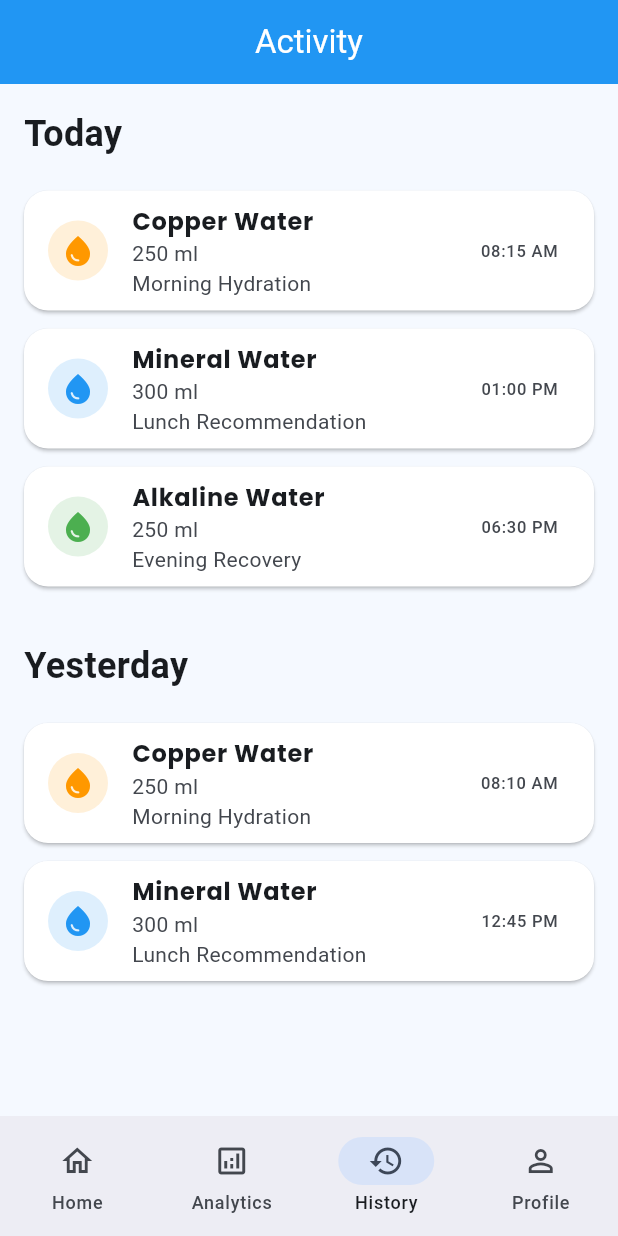
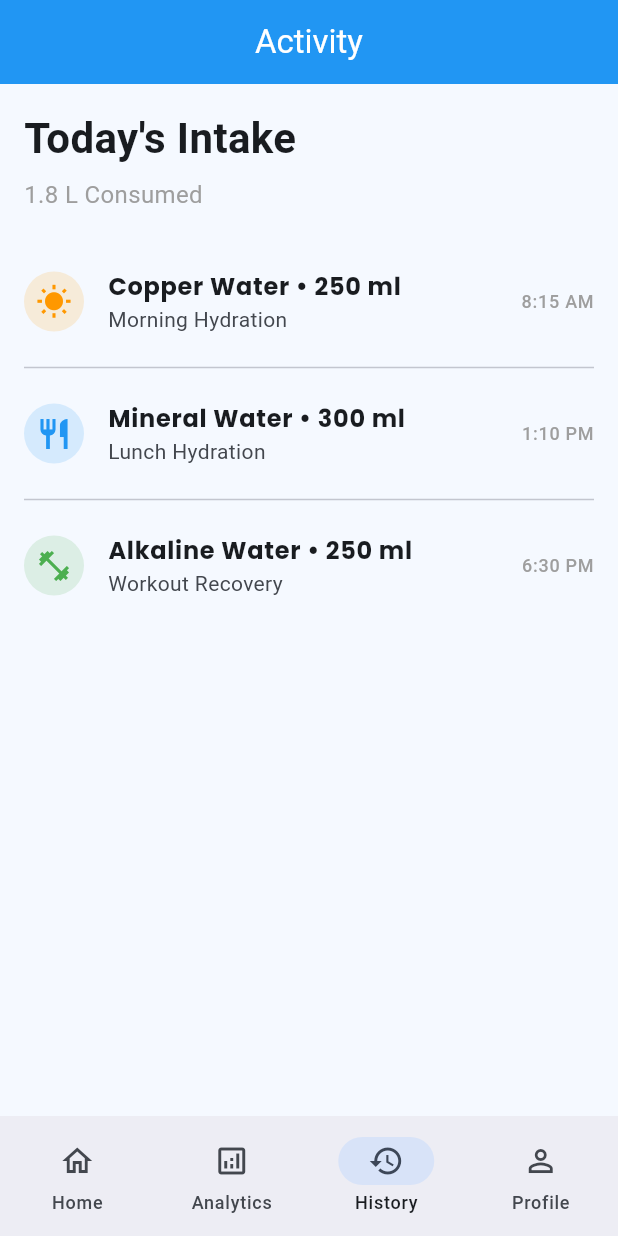
Before and after one commit to vivek6361/AquaSense-AI, a Flutter app: the screen it shows after launch, item 3 of the bottom bar chosen, on a phone screen of 412 x 824 dp. Run offline on Flutter 3.47's test engine with Material 3 defaults, Android fonts, the phone set to English and light mode, and no system bars; our stand-ins replace google_fonts, percent_indicator.

Commit message:
Completed Activity module

```diff
--- a/lib/features/history/history_screen.dart
+++ b/lib/features/history/history_screen.dart
@@ -1,5 +1,6 @@
 import 'package:flutter/material.dart';
-import '../../widgets/activity/activity_tile.dart';
+
+import '../../widgets/cards/activity_tile.dart';
 
 class HistoryScreen extends StatelessWidget {
   const HistoryScreen({super.key});
@@ -24,70 +25,54 @@ class HistoryScreen extends StatelessWidget {
           children: [
 
             const Text(
-              "Today",
+              "Today's Intake",
               style: TextStyle(
-                fontSize: 24,
+                fontSize: 28,
                 fontWeight: FontWeight.bold,
               ),
             ),
 
-            const SizedBox(height: 15),
+            const SizedBox(height: 6),
+
+            const Text(
+              "1.8 L Consumed",
+              style: TextStyle(
+                color: Colors.grey,
+                fontSize: 16,
+              ),
+            ),
+
+            const SizedBox(height: 24),
 
             const ActivityTile(
-              icon: Icons.water_drop,
-              color: Colors.orange,
-              time: "08:15 AM",
+              icon: Icons.wb_sunny,
+              iconColor: Colors.orange,
+              time: "8:15 AM",
               waterType: "Copper Water",
               quantity: "250 ml",
               reason: "Morning Hydration",
             ),
 
+            Divider(),
+
             const ActivityTile(
-              icon: Icons.water_drop,
-              color: Colors.blue,
-              time: "01:00 PM",
+              icon: Icons.restaurant,
+              iconColor: Colors.blue,
+              time: "1:10 PM",
               waterType: "Mineral Water",
               quantity: "300 ml",
-              reason: "Lunch Recommendation",
+              reason: "Lunch Hydration",
             ),
 
+            Divider(),
+
             const ActivityTile(
-              icon: Icons.water_drop,
-              color: Colors.green,
-              time: "06:30 PM",
+              icon: Icons.fitness_center,
+              iconColor: Colors.green,
+              time: "6:30 PM",
               waterType: "Alkaline Water",
               quantity: "250 ml",
-              reason: "Evening Recovery",
-            ),
-
-            const SizedBox(height: 30),
-
-            const Text(
-              "Yesterday",
-              style: TextStyle(
-                fontSize: 24,
-                fontWeight: FontWeight.bold,
-              ),
-            ),
-
-            const SizedBox(height: 15),
-
-            const ActivityTile(
-              icon: Icons.water_drop,
-              color: Colors.orange,
-              time: "08:10 AM",
-              waterType: "Copper Water",
-              quantity: "250 ml",
-              reason: "Morning Hydration",
-            ),
-
-            const ActivityTile(
-              icon: Icons.water_drop,
-              color: Colors.blue,
-              time: "12:45 PM",
-              waterType: "Mineral Water",
-              quantity: "300 ml",
-              reason: "Lunch Recommendation",
+              reason: "Workout Recovery",
             ),
           ],
         ),
--- /dev/null
+++ b/lib/widgets/cards/activity_tile.dart
@@ -0,0 +1,48 @@
+import 'package:flutter/material.dart';
+
+class ActivityTile extends StatelessWidget {
+  final IconData icon;
+  final Color iconColor;
+  final String time;
+  final String waterType;
+  final String quantity;
+  final String reason;
+
+  const ActivityTile({
+    super.key,
+    required this.icon,
+    required this.iconColor,
+    required this.time,
+    required this.waterType,
+    required this.quantity,
+    required this.reason,
+  });
+
+  @override
+  Widget build(BuildContext context) {
+    return ListTile(
+      contentPadding: EdgeInsets.zero,
+      leading: CircleAvatar(
+        backgroundColor: iconColor.withOpacity(0.15),
+        child: Icon(
+          icon,
+          color: iconColor,
+        ),
+      ),
+      title: Text(
+        "$waterType • $quantity",
+        style: const TextStyle(
+          fontWeight: FontWeight.bold,
+        ),
+      ),
+      subtitle: Text(reason),
+      trailing: Text(
+        time,
+        style: const TextStyle(
+          fontSize: 12,
+          color: Colors.grey,
+        ),
+      ),
+    );
+  }
+}
```
